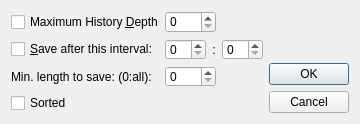
This is FalconCalcQt/HistoryOptions.ui in solyoma/FalconCalc as Qt 5 draws it before an edit. The edited form follows.
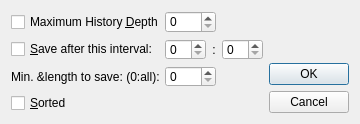
This is the edited form. Icons and pictures are not drawn.

Diff of the .ui file:
```diff
--- a/FalconCalcQt/HistoryOptions.ui
+++ b/FalconCalcQt/HistoryOptions.ui
@@ -128,7 +128,7 @@
    <item row="2" column="0">
     <widget class="QLabel" name="label">
      <property name="text">
-      <string>Min. length to save: (0:all):</string>
+      <string>Min. &amp;length to save: (0:all):</string>
      </property>
     </widget>
    </item>
@@ -142,7 +142,7 @@
    <item row="3" column="0">
     <widget class="QCheckBox" name="chksorted">
      <property name="text">
-      <string>Sorted</string>
+      <string>&amp;Sorted</string>
      </property>
     </widget>
    </item>
```
Left out of the diff: 2 changed lines with no effect on the pictures.
